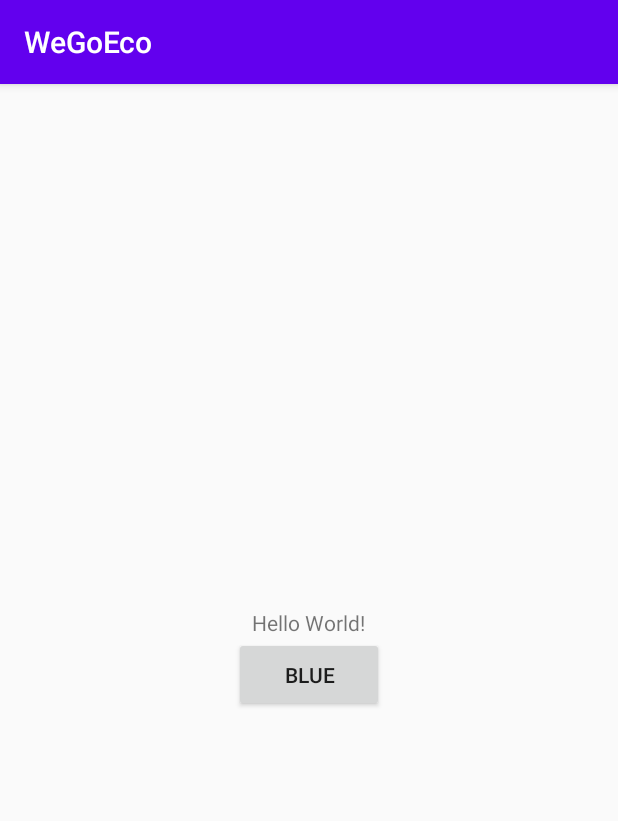
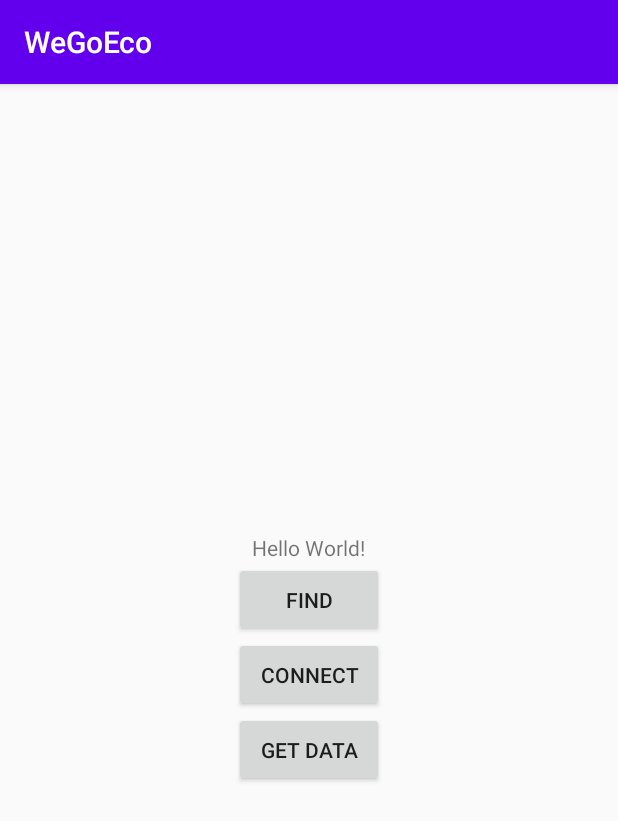
Before and after one commit to AndreasOeS/WeGoEco, an Android app: the screen it shows after launch (MainActivity), on a phone screen of 412 x 824 dp. Shown: the top 821 px of the screen. Run offline under Robolectric (Android 15) with nearby library versions, the phone set to English and light mode, and no system bars; our stand-ins replace Firebase (no records; nobody signed in at launch, a user with empty details on screens opened directly).

```diff
--- a/app/src/main/java/com/example/wegoeco/MainActivity.java
+++ b/app/src/main/java/com/example/wegoeco/MainActivity.java
@@ -7,12 +7,12 @@ import androidx.core.content.ContextCompat;
 import android.Manifest;
 import android.bluetooth.BluetoothAdapter;
 import android.bluetooth.BluetoothDevice;
+import android.bluetooth.BluetoothSocket;
 import android.content.BroadcastReceiver;
 import android.content.Context;
 import android.content.Intent;
 import android.content.IntentFilter;
 import android.content.pm.PackageManager;
-import android.os.Build;
 import android.os.Bundle;
 import android.view.View;
 import android.widget.Button;
@@ -23,7 +23,10 @@ import android.widget.Toast;
 import com.google.firebase.database.DatabaseReference;
 import com.google.firebase.database.FirebaseDatabase;
 
+import java.io.DataInputStream;
+import java.io.InputStream;
 import java.util.ArrayList;
+import java.util.UUID;
 
 public class MainActivity extends AppCompatActivity {
 
@@ -34,9 +37,12 @@ public class MainActivity extends AppCompatActivity {
     public static final int PERMISSION_CODE = 200;
     public static final int PERMISSION_REQUEST_CODE = 300;
     public BluetoothAdapter bluetooth = BluetoothAdapter.getDefaultAdapter();
-    public Button btn;
+    public Button btn_blue;
+    public Button btn_con;
+    public Button btn_get;
     public TextView textView;
     public ArrayList<String> deviseList = new ArrayList<>();
+    public BluetoothDevice device;
 
     @Override
     protected void onCreate(Bundle savedInstanceState) {
@@ -45,11 +51,43 @@ public class MainActivity extends AppCompatActivity {
 
 
         textView = findViewById(R.id.text);
-        btn = findViewById(R.id.btn_bluetooth);
-        btn.setOnClickListener(new View.OnClickListener() {
+        btn_blue = findViewById(R.id.btn_bluetooth);
+        btn_con = findViewById(R.id.btn_con);
+        btn_get = findViewById(R.id.btn_get);
+
+
+
+
+        btn_con.setOnClickListener(new View.OnClickListener() {
             @Override
             public void onClick(View view) {
-                //textView.setText("Tester 1234");
+                String addressLaptop = "00:DB:DF:C4:88:7A";
+                String addressHeadset = "88:D0:39:A4:22:49";
+                device = bluetooth.getRemoteDevice(addressLaptop);
+                device.createBond();
+                int state = device.getBondState();
+                btn_con.setText("" + state);
+            }
+        });
+
+
+        btn_get.setOnClickListener(new View.OnClickListener() {
+            @Override
+            public void onClick(View view) {
+
+                String data = "" + device.getUuids();
+                btn_get.setText(data);
+
+
+            }
+        });
+
+
+
+
+        btn_blue.setOnClickListener(new View.OnClickListener() {
+            @Override
+            public void onClick(View view) {
                 if (bluetooth.isDiscovering()){
                     bluetooth.cancelDiscovery();
                     String devises = "";
@@ -73,8 +111,6 @@ public class MainActivity extends AppCompatActivity {
 
     public void tryTwo(){
 
-        //BluetoothAdapter bluetooth = BluetoothAdapter.getDefaultAdapter();
-
         if (ContextCompat.checkSelfPermission(this, Manifest.permission.ACCESS_COARSE_LOCATION) != PackageManager.PERMISSION_GRANTED) {
             ActivityCompat.requestPermissions(this, new String[]{Manifest.permission.ACCESS_COARSE_LOCATION}, PERMISSION_REQUEST_CODE);
         }
@@ -89,7 +125,7 @@ public class MainActivity extends AppCompatActivity {
                 // Enabled. Work with Bluetooth.
                 String mydeviceaddress = bluetooth.getAddress();
                 String mydevicename = bluetooth.getName();
-                //status = mydevicename + " : " + mydeviceaddress;
+
                 status = mydevicename + " : " + mydeviceaddress + " : " + state;
 
                 discover();
@@ -107,8 +143,6 @@ public class MainActivity extends AppCompatActivity {
 
 
 
-
-
     public void onRequestPermissionsResult(int requestCode, String[] permissions, int[] grantResults) {
         super.onRequestPermissionsResult(requestCode, permissions, grantResults);
         System.out.println("Test14_________________________");
@@ -119,10 +153,6 @@ public class MainActivity extends AppCompatActivity {
             Toast.makeText(this, "Permission denied", Toast.LENGTH_SHORT).show();
         }
     }
-
-
-
-
 
 
 
--- a/app/src/main/res/layout/activity_main.xml
+++ b/app/src/main/res/layout/activity_main.xml
@@ -26,17 +26,25 @@
             android:id="@+id/btn_bluetooth"
             android:layout_width="100dp"
             android:layout_height="50dp"
-            android:text="Blue"
+            android:text="Find"
             >
         </Button>
 
-        <ListView
-            android:id="@+id/list"
-            android:layout_width="match_parent"
-            android:layout_height="wrap_content"
+        <Button
+            android:id="@+id/btn_con"
+            android:layout_width="100dp"
+            android:layout_height="50dp"
+            android:text="Connect"
             >
+        </Button>
 
-        </ListView>
+        <Button
+            android:id="@+id/btn_get"
+            android:layout_width="100dp"
+            android:layout_height="50dp"
+            android:text="Get data"
+            >
+        </Button>
 
     </LinearLayout>
 
```
